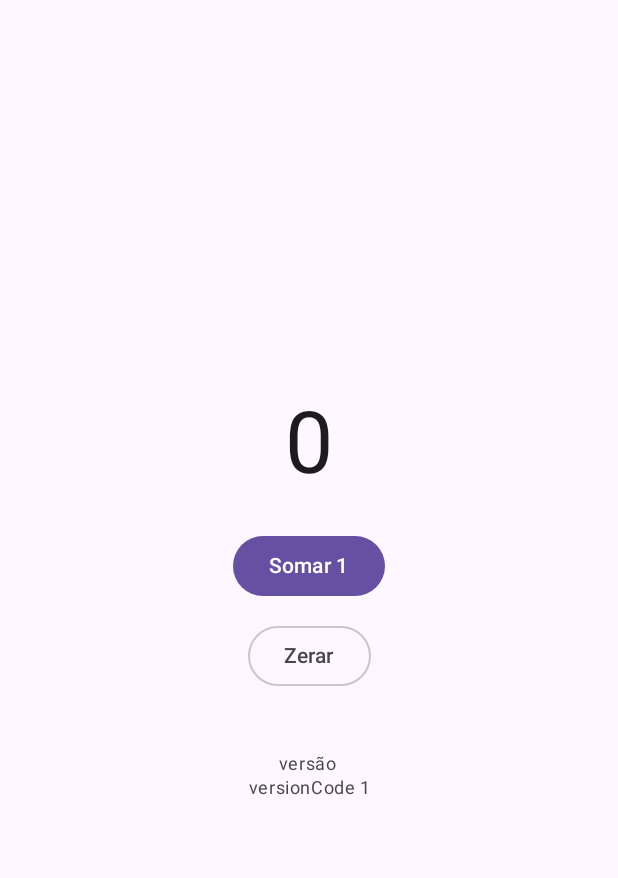
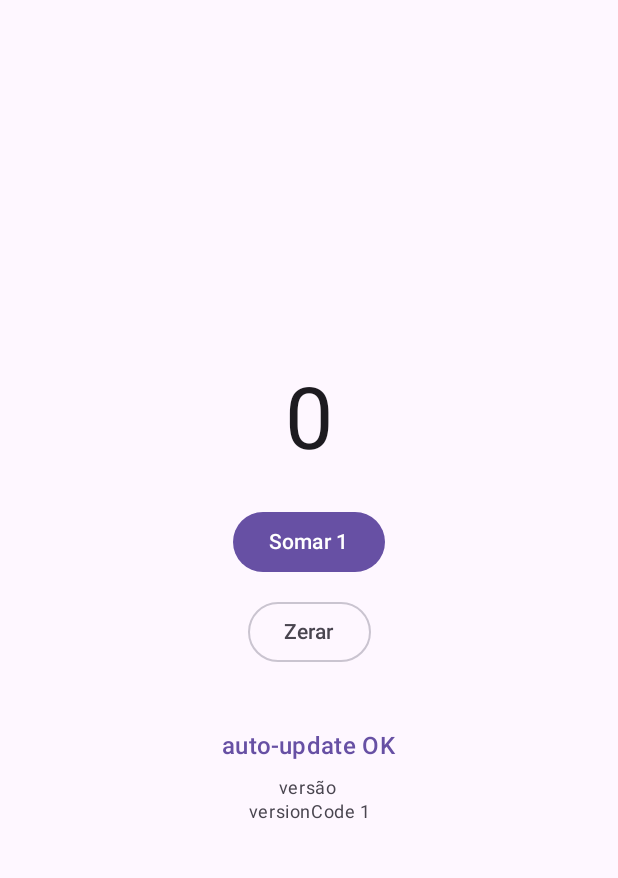
Before and after one commit to rib1801/android-smoke, an Android app built with Jetpack Compose: the screen it shows after launch (MainActivity), on a phone screen of 412 x 824 dp, the part 69-947 px from its top. Run offline under Robolectric (Android 15) with nearby library versions, the phone set to English and light mode, and no system bars.

Commit message:
feat: marca 'auto-update OK' na tela (prova de atualização automática via Obtainium)

```diff
--- a/app/src/main/java/com/rib1801/smoke/MainActivity.kt
+++ b/app/src/main/java/com/rib1801/smoke/MainActivity.kt
@@ -71,6 +71,12 @@ fun CounterScreen() {
             OutlinedButton(onClick = { count = 0 }) { Text("Zerar") }
             Spacer(Modifier.height(40.dp))
             Text(
+                text = "auto-update OK",
+                style = MaterialTheme.typography.titleMedium,
+                color = MaterialTheme.colorScheme.primary
+            )
+            Spacer(Modifier.height(8.dp))
+            Text(
                 text = "versão ${BuildConfig.VERSION_NAME}\nversionCode ${BuildConfig.VERSION_CODE}",
                 style = MaterialTheme.typography.bodySmall,
                 textAlign = TextAlign.Center,
```
Also changed, not shown: 2 other files.
